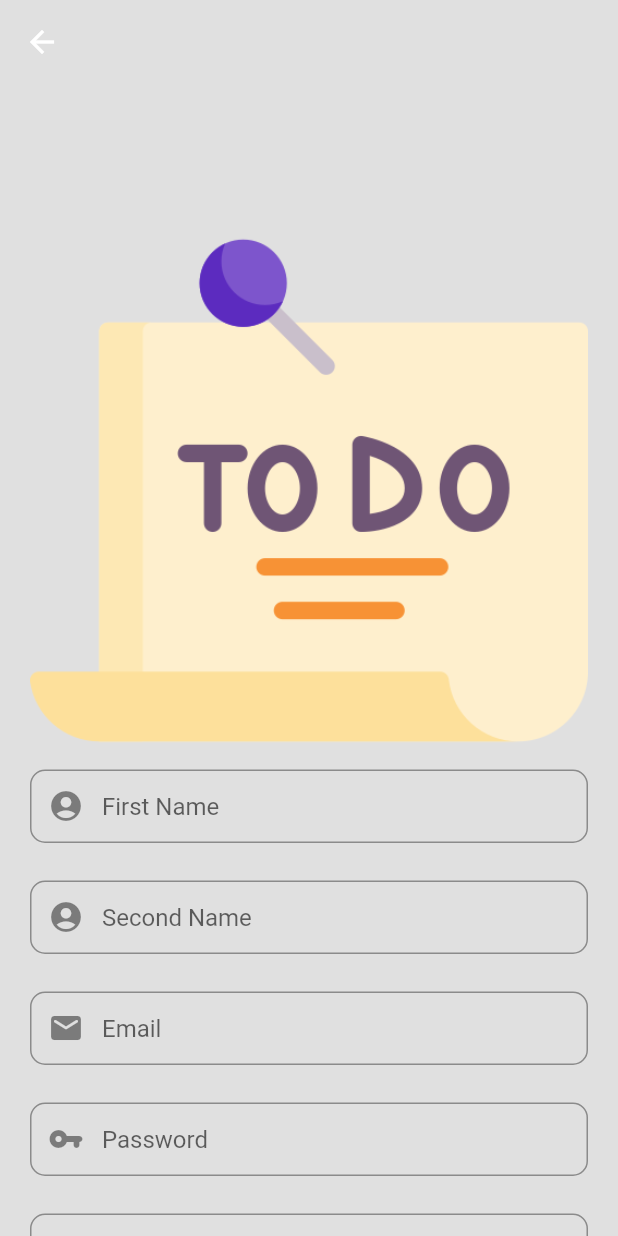
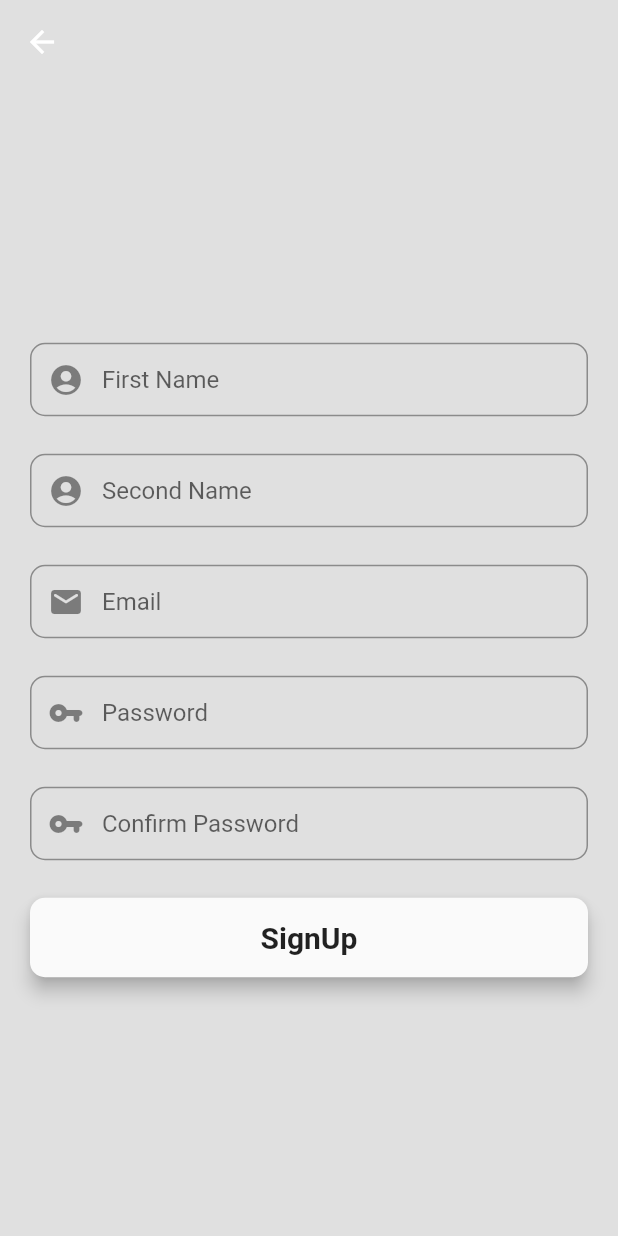
Before and after one commit to luazars/shit-on-your-tasks, a Flutter app: the screen it shows after launch, after a tap on "SignUp", on a phone screen of 412 x 824 dp. Run offline on Flutter 3.47's test engine with Material 2 defaults, Android fonts, the phone set to English and light mode, and no system bars; our stand-ins replace cloud_firestore, firebase_auth, firebase_core, fluttertoast, progress_state_button; accounts and stored records are empty.

```diff
--- a/lib/main.dart
+++ b/lib/main.dart
@@ -16,21 +16,19 @@ class MyApp extends StatelessWidget {
   Widget build(BuildContext context) {
     return MaterialApp(
       title: "login",
-      theme: basisTheme(),
+      theme: baisTheme(),
       home: const LoginScreen(),
     );
   }
 
-  ThemeData basisTheme() {
+  ThemeData baisTheme() {
     final basisTheme = ThemeData.light();
     return basisTheme.copyWith(
       primaryColor: Colors.black,
       scaffoldBackgroundColor: Colors.grey[300],
       colorScheme: ColorScheme.fromSwatch().copyWith(
         secondary: Colors.black,
-        primary: Colors.black,
-        shadow: Colors.blue[300],
-        outline: Colors.pink,
+        primary: Colors.white,
         errorContainer: Colors.black,
       ),
     );
--- a/lib/screens/login_screen.dart
+++ b/lib/screens/login_screen.dart
@@ -146,7 +146,6 @@ class _LoginScreenState extends State<LoginScreen> {
                 mainAxisAlignment: MainAxisAlignment.end,
                 crossAxisAlignment: CrossAxisAlignment.center,
                 children: [
-                  Image.asset("assets/to-do-list.jpg"),
                   const SizedBox(height: 65),
                   emailTextField,
                   passwordTextField,
--- a/lib/screens/register_screen.dart
+++ b/lib/screens/register_screen.dart
@@ -46,10 +46,10 @@ class _RegisterScreenState extends State<RegisterScreen> {
             if (value!.isEmpty) {
               return ("Please enter your first name");
             }
-            if (value.toString().length < 3) {
+            if (value.length < 3) {
               return ("Your name is to short");
             }
-            if (value.length > 30) {
+            if (value.length > 10) {
               return ("Your name is to long)");
             }
             return null;
@@ -158,7 +158,7 @@ class _RegisterScreenState extends State<RegisterScreen> {
               return ("Your password is to short (min. 8)");
             }
             if (value.length > 30) {
-              return ("Your password is to short");
+              return ("Your password is to long");
             }
             return null;
           },
@@ -229,11 +229,9 @@ class _RegisterScreenState extends State<RegisterScreen> {
             child: Form(
               key: _formKey,
               child: Column(
-                mainAxisAlignment: MainAxisAlignment.start,
+                mainAxisAlignment: MainAxisAlignment.center,
                 crossAxisAlignment: CrossAxisAlignment.center,
                 children: <Widget>[
-                  const SizedBox(height: 65),
-                  const Image(image: AssetImage("assets/to-do-list.png")),
                   firstNameTextField,
                   secondNameTextField,
                   emailTextField,
```
Also changed, not shown: lib/screens/home_screen.dart (+17 -4 lines).
